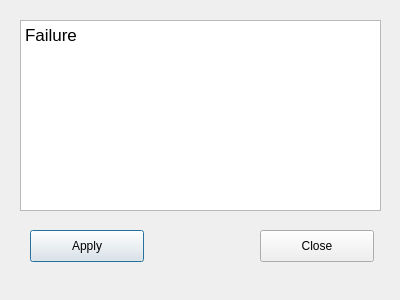
Open-Transactions/Moneychanger, file src/marketwindow.ui: the form before one commit.
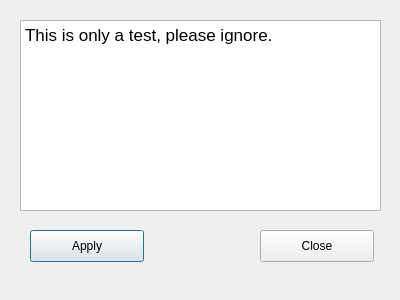
The form after the commit.

Diff of the .ui file:
```diff
--- a/src/marketwindow.ui
+++ b/src/marketwindow.ui
@@ -27,8 +27,7 @@
 &lt;html&gt;&lt;head&gt;&lt;meta name=&quot;qrichtext&quot; content=&quot;1&quot; /&gt;&lt;style type=&quot;text/css&quot;&gt;
 p, li { white-space: pre-wrap; }
 &lt;/style&gt;&lt;/head&gt;&lt;body style=&quot; font-family:'Lucida Grande'; font-size:13pt; font-weight:400; font-style:normal;&quot;&gt;
-&lt;p style=&quot; margin-top:0px; margin-bottom:0px; margin-left:0px; margin-right:0px; -qt-block-indent:0; text-indent:0px;&quot;&gt;Failure&lt;/p&gt;
-&lt;p style=&quot;-qt-paragraph-type:empty; margin-top:0px; margin-bottom:0px; margin-left:0px; margin-right:0px; -qt-block-indent:0; text-indent:0px;&quot;&gt;&lt;br /&gt;&lt;/p&gt;&lt;/body&gt;&lt;/html&gt;</string>
+&lt;p style=&quot; margin-top:0px; margin-bottom:0px; margin-left:0px; margin-right:0px; -qt-block-indent:0; text-indent:0px;&quot;&gt;This is only a test, please ignore.&lt;/p&gt;&lt;/body&gt;&lt;/html&gt;</string>
    </property>
   </widget>
   <widget class="QPushButton" name="pushButton">
```
